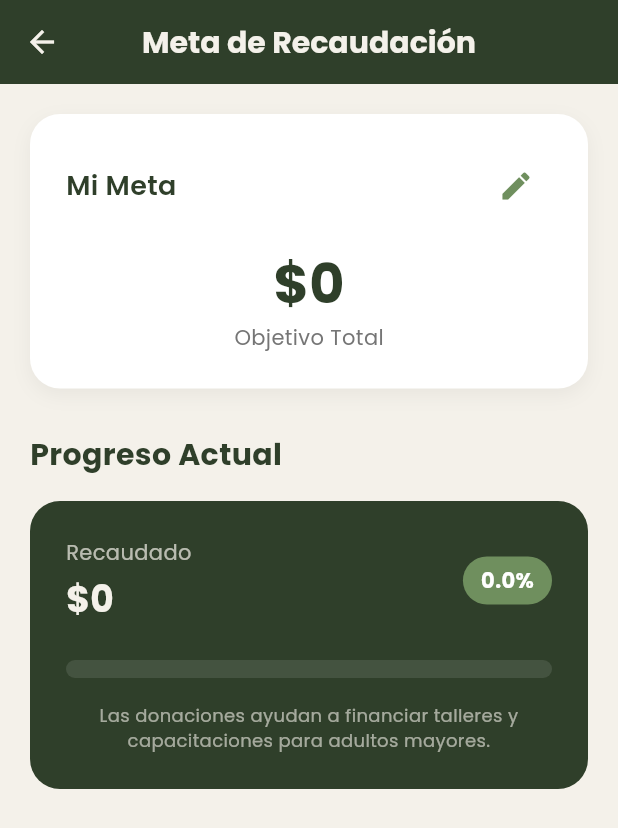
After one commit to Favi-Dev/mipyme, a Flutter app: the FoundationDonationsGoalScreen screen opened directly, on a phone screen of 412 x 824 dp. The commit adds this screen. Shown: the top 828 px of the screen. Run offline on Flutter 3.47's test engine with Material 3 defaults, Android fonts, the phone set to English and light mode, and no system bars; our stand-ins replace cloud_firestore, firebase_auth, firebase_core, firebase_messaging, firebase_storage, flutter_map and 8 more; missing offline and left inert: mobile_scanner; accounts and stored records are empty; project files that could hold a hidden picture were left out.

Commit message:
Implement foundation-specific vitrina order, simplify product add, and add donation goals

```diff
--- /dev/null
+++ b/lib/screens/foundation_donations_goal_screen.dart
@@ -0,0 +1,253 @@
+import 'package:flutter/material.dart';
+import 'package:google_fonts/google_fonts.dart';
+import 'package:cloud_firestore/cloud_firestore.dart';
+import 'package:firebase_auth/firebase_auth.dart';
+import '../services/pyme_service.dart';
+
+class FoundationDonationsGoalScreen extends StatefulWidget {
+  const FoundationDonationsGoalScreen({super.key});
+
+  @override
+  State<FoundationDonationsGoalScreen> createState() => _FoundationDonationsGoalScreenState();
+}
+
+class _FoundationDonationsGoalScreenState extends State<FoundationDonationsGoalScreen> {
+  final TextEditingController _goalController = TextEditingController();
+  final PymeService _pymeService = PymeService();
+  final String _currentPymeId = FirebaseAuth.instance.currentUser?.uid ?? '';
+  bool _isEditing = false;
+  double _currentGoal = 0;
+  double _currentTotal = 0;
+
+  @override
+  void initState() {
+    super.initState();
+    _loadData();
+  }
+
+  void _loadData() async {
+    final metrics = await _pymeService.getPymeMetrics(_currentPymeId).first;
+    // Assuming metrics contains 'totalSales' which is donations for foundations
+    setState(() {
+      _currentTotal = (metrics['totalSales'] as num?)?.toDouble() ?? 0.0;
+    });
+
+    // Load Goal from Firestore
+    final userDoc = await FirebaseFirestore.instance.collection('users').doc(_currentPymeId).get();
+    if (userDoc.exists) {
+      if (mounted) {
+        setState(() {
+          _currentGoal = (userDoc.data()?['fundraisingGoal'] as num?)?.toDouble() ?? 0.0;
+          _goalController.text = _currentGoal.toStringAsFixed(0);
+        });
+      }
+    }
+  }
+
+  Future<void> _updateGoal() async {
+    final newGoal = double.tryParse(_goalController.text) ?? 0.0;
+
+    await FirebaseFirestore.instance.collection('users').doc(_currentPymeId).set({
+      'fundraisingGoal': newGoal
+    }, SetOptions(merge: true));
+
+    setState(() {
+      _currentGoal = newGoal;
+      _isEditing = false;
+    });
+
+    if (mounted) {
+      ScaffoldMessenger.of(context).showSnackBar(
+        const SnackBar(content: Text('Meta actualizada correctamente')),
+      );
+    }
+  }
+
+  @override
+  Widget build(BuildContext context) {
+    double progress = _currentGoal > 0 ? (_currentTotal / _currentGoal) : 0;
+    if (progress > 1) progress = 1;
+
+    return Scaffold(
+      backgroundColor: const Color(0xFFF4F1EA),
+      appBar: AppBar(
+        title: Text('Meta de Recaudación', style: GoogleFonts.poppins(fontWeight: FontWeight.bold)),
+        backgroundColor: const Color(0xFF2F3F2A),
+        foregroundColor: const Color(0xFFF4F1EA),
+        elevation: 0,
+      ),
+      body: SingleChildScrollView(
+        padding: const EdgeInsets.all(20),
+        child: Column(
+          crossAxisAlignment: CrossAxisAlignment.start,
+          children: [
+            // Goal Setting Card
+            Container(
+              padding: const EdgeInsets.all(24),
+              decoration: BoxDecoration(
+                color: Colors.white,
+                borderRadius: BorderRadius.circular(20),
+                boxShadow: [
+                  BoxShadow(
+                    color: Colors.black.withOpacity(0.05),
+                    blurRadius: 10,
+                    offset: const Offset(0, 4),
+                  ),
+                ],
+              ),
+              child: Column(
+                children: [
+                   Row(
+                    mainAxisAlignment: MainAxisAlignment.spaceBetween,
+                    children: [
+                       Text(
+                        'Mi Meta',
+                        style: GoogleFonts.poppins(
+                          fontSize: 18,
+                          fontWeight: FontWeight.w600,
+                          color: const Color(0xFF2F3F2A),
+                        ),
+                      ),
+                      IconButton(
+                        icon: Icon(_isEditing ? Icons.close : Icons.edit, color: const Color(0xFF6F8F5E)),
+                        onPressed: () {
+                          setState(() => _isEditing = !_isEditing);
+                        },
+                      ),
+                    ],
+                   ),
+                   const SizedBox(height: 16),
+                   if (_isEditing)
+                    Row(
+                      children: [
+                        Expanded(
+                          child: TextField(
+                            controller: _goalController,
+                            keyboardType: TextInputType.number,
+                            decoration: const InputDecoration(
+                              labelText: 'Monto Meta',
+                              prefixText: '\$ ',
+                              border: OutlineInputBorder(),
+                            ),
+                          ),
+                        ),
+                         const SizedBox(width: 12),
+                         ElevatedButton(
+                           onPressed: _updateGoal,
+                           style: ElevatedButton.styleFrom(
+                             backgroundColor: const Color(0xFF6F8F5E),
+                             foregroundColor: Colors.white,
+                           ),
+                           child: const Text('Guardar'),
+                         ),
+                      ],
+                    )
+                   else
+                     Column(
+                       children: [
+                         Text(
+                           '\$${_currentGoal.toStringAsFixed(0)}',
+                           style: GoogleFonts.poppins(
+                             fontSize: 36,
+                             fontWeight: FontWeight.bold,
+                             color: const Color(0xFF2F3F2A),
+                           ),
+                         ),
+                         Text(
+                          'Objetivo Total',
+                          style: GoogleFonts.poppins(
+                            color: Colors.grey[600],
+                            fontSize: 14,
+                          ),
+                         ),
+                       ],
+                     ),
+                ],
+              ),
+            ),
+
+            const SizedBox(height: 30),
+
+            // Progress Section
+            Text(
+              'Progreso Actual',
+              style: GoogleFonts.poppins(
+                fontSize: 20,
+                fontWeight: FontWeight.bold,
+                color: const Color(0xFF2F3F2A),
+              ),
+            ),
+            const SizedBox(height: 16),
+            Container(
+              padding: const EdgeInsets.all(24),
+              decoration: BoxDecoration(
+                color: const Color(0xFF2F3F2A),
+                borderRadius: BorderRadius.circular(20),
+              ),
+              child: Column(
+                children: [
+                  Row(
+                    mainAxisAlignment: MainAxisAlignment.spaceBetween,
+                    children: [
+                      Column(
+                        crossAxisAlignment: CrossAxisAlignment.start,
+                        children: [
+                          Text(
+                            'Recaudado',
+                            style: GoogleFonts.poppins(color: const Color(0xFFF4F1EA).withOpacity(0.7)),
+                          ),
+                          const SizedBox(height: 4),
+                          Text(
+                            '\$${_currentTotal.toStringAsFixed(0)}',
+                            style: GoogleFonts.poppins(
+                              fontSize: 24,
+                              fontWeight: FontWeight.bold,
+                              color: const Color(0xFFF4F1EA)
+                            ),
+                          ),
+                        ],
+                      ),
+                      Container(
+                        padding: const EdgeInsets.symmetric(horizontal: 12, vertical: 6),
+                        decoration: BoxDecoration(
+                          color: const Color(0xFF6F8F5E),
+                          borderRadius: BorderRadius.circular(20),
+                        ),
+                        child: Text(
+                          '${(progress * 100).toStringAsFixed(1)}%',
+                          style: GoogleFonts.poppins(
+                            color: Colors.white,
+                            fontWeight: FontWeight.bold,
+                          ),
+                        ),
+                      ),
+                    ],
+                  ),
+                  const SizedBox(height: 24),
+                  ClipRRect(
+                    borderRadius: BorderRadius.circular(10),
+                    child: LinearProgressIndicator(
+                      value: progress,
+                      backgroundColor: Colors.white.withOpacity(0.1),
+                      valueColor: const AlwaysStoppedAnimation<Color>(Color(0xFF6F8F5E)),
+                      minHeight: 12,
+                    ),
+                  ),
+                  const SizedBox(height: 16),
+                  Text(
+                    'Las donaciones ayudan a financiar talleres y capacitaciones para adultos mayores.',
+                    textAlign: TextAlign.center,
+                    style: GoogleFonts.poppins(
+                      color: const Color(0xFFF4F1EA).withOpacity(0.6),
+                      fontSize: 12,
+                    ),
+                  ),
+                ],
+              ),
+            ),
+          ],
+        ),
+      ),
+    );
+  }
+}
```
Also changed, not shown: lib/screens/pyme_add_product_screen.dart (+12 -22 lines), lib/screens/pyme_metrics_screen.dart (+12 -1 lines), lib/screens/pyme_profile_vitrina_screen.dart (+73 -0 lines), lib/services/pyme_service.dart (+22 -0 lines), 3 other files.
